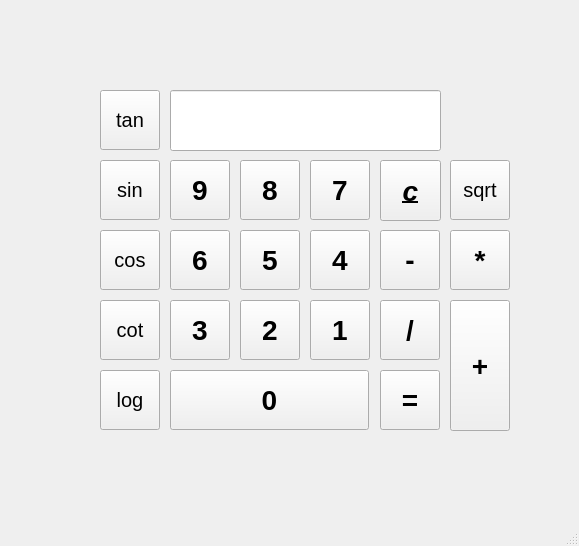
First picture: the form in Assignment17/calcu.ui, repository AmirMohammadHakimiyan/practice, before the edit.
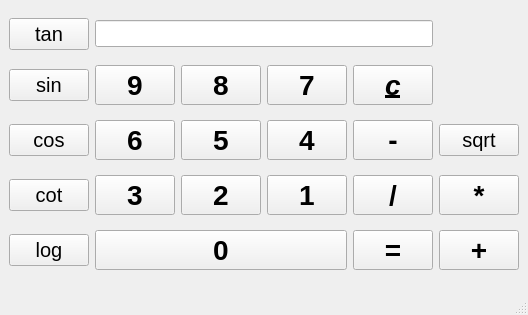
Second picture: the form after the edit.

Diff of the .ui file:
```diff
--- a/Assignment17/calcu.ui
+++ b/Assignment17/calcu.ui
@@ -6,8 +6,8 @@
    <rect>
     <x>0</x>
     <y>0</y>
-    <width>579</width>
-    <height>546</height>
+    <width>498</width>
+    <height>315</height>
    </rect>
   </property>
   <property name="palette">
@@ -57,15 +57,100 @@
    <string>MainWindow</string>
   </property>
   <widget class="QWidget" name="centralwidget">
+   <layout class="QGridLayout" name="gridLayout">
+    <item row="4" column="0">
+     <widget class="QPushButton" name="pulog">
+      <property name="font">
+       <font>
+        <pointsize>15</pointsize>
+        <bold>false</bold>
+       </font>
+      </property>
+      <property name="text">
+       <string>log</string>
+      </property>
+     </widget>
+    </item>
+    <item row="0" column="0">
+     <widget class="QPushButton" name="putan">
+      <property name="font">
+       <font>
+        <pointsize>15</pointsize>
+        <bold>false</bold>
+       </font>
+      </property>
+      <property name="text">
+       <string>tan</string>
+      </property>
+     </widget>
+    </item>
+    <item row="2" column="3">
+     <widget class="QPushButton" name="pu4">
+      <property name="font">
+       <font>
+        <pointsize>21</pointsize>
+        <bold>true</bold>
+       </font>
+      </property>
+      <property name="text">
+       <string>4</string>
+      </property>
+     </widget>
+    </item>
+    <item row="1" column="2">
+     <widget class="QPushButton" name="pu8">
+      <property name="font">
+       <font>
+        <pointsize>21</pointsize>
+        <bold>true</bold>
+       </font>
+      </property>
+      <property name="text">
+       <string>8</string>
+      </property>
+     </widget>
+    </item>
+    <item row="1" column="0">
+     <widget class="QPushButton" name="pusin">
+      <property name="font">
+       <font>
+        <pointsize>15</pointsize>
+        <bold>false</bold>
+       </font>
+      </property>
+      <property name="text">
+       <string>sin</string>
+      </property>
+     </widget>
+    </item>
+    <item row="1" column="1">
+     <widget class="QPushButton" name="pu9">
+      <property name="font">
+       <font>
+        <pointsize>21</pointsize>
+        <bold>true</bold>
+       </font>
+      </property>
+      <property name="text">
+       <string>9</string>
+      </property>
+     </widget>
+    </item>
+    <item row="3" column="1">
+     <widget class="QPushButton" name="pu3">
+      <property name="font">
+       <font>
+        <pointsize>21</pointsize>
+        <bold>true</bold>
+       </font>
+      </property>
+      <property name="text">
+       <string>3</string>
+      </property>
+     </widget>
+    </item>
+    <item row="3" column="3">
    <widget class="QPushButton" name="pu1">
-    <property name="geometry">
-     <rect>
-      <x>310</x>
-      <y>300</y>
-      <width>60</width>
-      <height>60</height>
-     </rect>
-    </property>
     <property name="palette">
      <palette>
       <active>
@@ -116,15 +201,12 @@
      <string>1</string>
     </property>
    </widget>
+    </item>
+    <item row="0" column="1" colspan="4">
+     <widget class="QLineEdit" name="lineEdit"/>
+    </item>
+    <item row="3" column="2">
    <widget class="QPushButton" name="pu2">
-    <property name="geometry">
-     <rect>
-      <x>240</x>
-      <y>300</y>
-      <width>60</width>
-      <height>60</height>
-     </rect>
-    </property>
     <property name="font">
      <font>
       <pointsize>21</pointsize>
@@ -135,53 +217,9 @@
      <string>2</string>
     </property>
    </widget>
-   <widget class="QPushButton" name="pu3">
-    <property name="geometry">
-     <rect>
-      <x>170</x>
-      <y>300</y>
-      <width>60</width>
-      <height>60</height>
-     </rect>
-    </property>
-    <property name="font">
-     <font>
-      <pointsize>21</pointsize>
-      <bold>true</bold>
-     </font>
-    </property>
-    <property name="text">
-     <string>3</string>
-    </property>
-   </widget>
-   <widget class="QPushButton" name="pu4">
-    <property name="geometry">
-     <rect>
-      <x>310</x>
-      <y>230</y>
-      <width>60</width>
-      <height>60</height>
-     </rect>
-    </property>
-    <property name="font">
-     <font>
-      <pointsize>21</pointsize>
-      <bold>true</bold>
-     </font>
-    </property>
-    <property name="text">
-     <string>4</string>
-    </property>
-   </widget>
+    </item>
+    <item row="2" column="2">
    <widget class="QPushButton" name="pu5">
-    <property name="geometry">
-     <rect>
-      <x>240</x>
-      <y>230</y>
-      <width>60</width>
-      <height>60</height>
-     </rect>
-    </property>
     <property name="font">
      <font>
       <pointsize>21</pointsize>
@@ -192,34 +230,9 @@
      <string>5</string>
     </property>
    </widget>
-   <widget class="QPushButton" name="pu6">
-    <property name="geometry">
-     <rect>
-      <x>170</x>
-      <y>230</y>
-      <width>60</width>
-      <height>60</height>
-     </rect>
-    </property>
-    <property name="font">
-     <font>
-      <pointsize>21</pointsize>
-      <bold>true</bold>
-     </font>
-    </property>
-    <property name="text">
-     <string>6</string>
-    </property>
-   </widget>
+    </item>
+    <item row="1" column="3">
    <widget class="QPushButton" name="pu7">
-    <property name="geometry">
-     <rect>
-      <x>310</x>
-      <y>160</y>
-      <width>60</width>
-      <height>60</height>
-     </rect>
-    </property>
     <property name="font">
      <font>
       <pointsize>21</pointsize>
@@ -230,315 +243,9 @@
      <string>7</string>
     </property>
    </widget>
-   <widget class="QPushButton" name="pu8">
-    <property name="geometry">
-     <rect>
-      <x>240</x>
-      <y>160</y>
-      <width>60</width>
-      <height>60</height>
-     </rect>
-    </property>
-    <property name="font">
-     <font>
-      <pointsize>21</pointsize>
-      <bold>true</bold>
-     </font>
-    </property>
-    <property name="text">
-     <string>8</string>
-    </property>
-   </widget>
-   <widget class="QPushButton" name="pu9">
-    <property name="geometry">
-     <rect>
-      <x>170</x>
-      <y>160</y>
-      <width>60</width>
-      <height>60</height>
-     </rect>
-    </property>
-    <property name="font">
-     <font>
-      <pointsize>21</pointsize>
-      <bold>true</bold>
-     </font>
-    </property>
-    <property name="text">
-     <string>9</string>
-    </property>
-   </widget>
-   <widget class="QPushButton" name="pu0">
-    <property name="geometry">
-     <rect>
-      <x>170</x>
-      <y>370</y>
-      <width>199</width>
-      <height>60</height>
-     </rect>
-    </property>
-    <property name="font">
-     <font>
-      <pointsize>21</pointsize>
-      <bold>true</bold>
-     </font>
-    </property>
-    <property name="text">
-     <string>0</string>
-    </property>
-   </widget>
-   <widget class="QPushButton" name="pusum">
-    <property name="geometry">
-     <rect>
-      <x>450</x>
-      <y>300</y>
-      <width>60</width>
-      <height>131</height>
-     </rect>
-    </property>
-    <property name="palette">
-     <palette>
-      <active>
-       <colorrole role="Text">
-        <brush brushstyle="SolidPattern">
-         <color alpha="255">
-          <red>85</red>
-          <green>255</green>
-          <blue>255</blue>
-         </color>
-        </brush>
-       </colorrole>
-      </active>
-      <inactive>
-       <colorrole role="Text">
-        <brush brushstyle="SolidPattern">
-         <color alpha="255">
-          <red>0</red>
-          <green>0</green>
-          <blue>0</blue>
-         </color>
-        </brush>
-       </colorrole>
-      </inactive>
-      <disabled>
-       <colorrole role="Text">
-        <brush brushstyle="SolidPattern">
-         <color alpha="255">
-          <red>120</red>
-          <green>120</green>
-          <blue>120</blue>
-         </color>
-        </brush>
-       </colorrole>
-      </disabled>
-     </palette>
-    </property>
-    <property name="font">
-     <font>
-      <pointsize>21</pointsize>
-      <bold>true</bold>
-     </font>
-    </property>
-    <property name="text">
-     <string>+</string>
-    </property>
-   </widget>
-   <widget class="QPushButton" name="pusin">
-    <property name="geometry">
-     <rect>
-      <x>100</x>
-      <y>160</y>
-      <width>60</width>
-      <height>60</height>
-     </rect>
-    </property>
-    <property name="font">
-     <font>
-      <pointsize>15</pointsize>
-      <bold>false</bold>
-     </font>
-    </property>
-    <property name="text">
-     <string>sin</string>
-    </property>
-   </widget>
-   <widget class="QPushButton" name="pusub">
-    <property name="geometry">
-     <rect>
-      <x>380</x>
-      <y>230</y>
-      <width>60</width>
-      <height>60</height>
-     </rect>
-    </property>
-    <property name="palette">
-     <palette>
-      <active>
-       <colorrole role="Text">
-        <brush brushstyle="SolidPattern">
-         <color alpha="255">
-          <red>85</red>
-          <green>255</green>
-          <blue>255</blue>
-         </color>
-        </brush>
-       </colorrole>
-      </active>
-      <inactive>
-       <colorrole role="Text">
-        <brush brushstyle="SolidPattern">
-         <color alpha="255">
-          <red>0</red>
-          <green>0</green>
-          <blue>0</blue>
-         </color>
-        </brush>
-       </colorrole>
-      </inactive>
-      <disabled>
-       <colorrole role="Text">
-        <brush brushstyle="SolidPattern">
-         <color alpha="255">
-          <red>120</red>
-          <green>120</green>
-          <blue>120</blue>
-         </color>
-        </brush>
-       </colorrole>
-      </disabled>
-     </palette>
-    </property>
-    <property name="font">
-     <font>
-      <pointsize>21</pointsize>
-      <bold>true</bold>
-     </font>
-    </property>
-    <property name="text">
-     <string>-</string>
-    </property>
-   </widget>
-   <widget class="QPushButton" name="pudivi">
-    <property name="geometry">
-     <rect>
-      <x>380</x>
-      <y>300</y>
-      <width>60</width>
-      <height>60</height>
-     </rect>
-    </property>
-    <property name="palette">
-     <palette>
-      <active>
-       <colorrole role="Text">
-        <brush brushstyle="SolidPattern">
-         <color alpha="255">
-          <red>85</red>
-          <green>255</green>
-          <blue>255</blue>
-         </color>
-        </brush>
-       </colorrole>
-      </active>
-      <inactive>
-       <colorrole role="Text">
-        <brush brushstyle="SolidPattern">
-         <color alpha="255">
-          <red>0</red>
-          <green>0</green>
-          <blue>0</blue>
-         </color>
-        </brush>
-       </colorrole>
-      </inactive>
-      <disabled>
-       <colorrole role="Text">
-        <brush brushstyle="SolidPattern">
-         <color alpha="255">
-          <red>120</red>
-          <green>120</green>
-          <blue>120</blue>
-         </color>
-        </brush>
-       </colorrole>
-      </disabled>
-     </palette>
-    </property>
-    <property name="font">
-     <font>
-      <pointsize>21</pointsize>
-      <bold>true</bold>
-     </font>
-    </property>
-    <property name="text">
-     <string>/</string>
-    </property>
-   </widget>
-   <widget class="QPushButton" name="puequal">
-    <property name="geometry">
-     <rect>
-      <x>380</x>
-      <y>370</y>
-      <width>60</width>
-      <height>60</height>
-     </rect>
-    </property>
-    <property name="palette">
-     <palette>
-      <active>
-       <colorrole role="Text">
-        <brush brushstyle="SolidPattern">
-         <color alpha="255">
-          <red>85</red>
-          <green>255</green>
-          <blue>255</blue>
-         </color>
-        </brush>
-       </colorrole>
-      </active>
-      <inactive>
-       <colorrole role="Text">
-        <brush brushstyle="SolidPattern">
-         <color alpha="255">
-          <red>0</red>
-          <green>0</green>
-          <blue>0</blue>
-         </color>
-        </brush>
-       </colorrole>
-      </inactive>
-      <disabled>
-       <colorrole role="Text">
-        <brush brushstyle="SolidPattern">
-         <color alpha="255">
-          <red>120</red>
-          <green>120</green>
-          <blue>120</blue>
-         </color>
-        </brush>
-       </colorrole>
-      </disabled>
-     </palette>
-    </property>
-    <property name="font">
-     <font>
-      <pointsize>21</pointsize>
-      <bold>true</bold>
-     </font>
-    </property>
-    <property name="text">
-     <string>=</string>
-    </property>
-   </widget>
+    </item>
+    <item row="2" column="0">
    <widget class="QPushButton" name="pucos">
-    <property name="geometry">
-     <rect>
-      <x>100</x>
-      <y>230</y>
-      <width>60</width>
-      <height>60</height>
-     </rect>
-    </property>
     <property name="font">
      <font>
       <pointsize>15</pointsize>
@@ -549,15 +256,9 @@
      <string>cos</string>
     </property>
    </widget>
+    </item>
+    <item row="3" column="0">
    <widget class="QPushButton" name="pucot">
-    <property name="geometry">
-     <rect>
-      <x>100</x>
-      <y>300</y>
-      <width>60</width>
-      <height>60</height>
-     </rect>
-    </property>
     <property name="font">
      <font>
       <pointsize>15</pointsize>
@@ -568,63 +269,85 @@
      <string>cot</string>
     </property>
    </widget>
-   <widget class="QPushButton" name="pulog">
-    <property name="geometry">
-     <rect>
-      <x>100</x>
-      <y>370</y>
-      <width>60</width>
-      <height>60</height>
-     </rect>
-    </property>
+    </item>
+    <item row="4" column="1" colspan="3">
+     <widget class="QPushButton" name="pu0">
+      <property name="font">
+       <font>
+        <pointsize>21</pointsize>
+        <bold>true</bold>
+       </font>
+      </property>
+      <property name="text">
+       <string>0</string>
+      </property>
+     </widget>
+    </item>
+    <item row="2" column="1">
+     <widget class="QPushButton" name="pu6">
     <property name="font">
      <font>
-      <pointsize>15</pointsize>
-      <bold>false</bold>
+        <pointsize>21</pointsize>
+        <bold>true</bold>
      </font>
     </property>
     <property name="text">
-     <string>log</string>
-    </property>
-   </widget>
-   <widget class="QPushButton" name="pusqrt">
-    <property name="geometry">
-     <rect>
-      <x>450</x>
-      <y>160</y>
-      <width>60</width>
-      <height>60</height>
-     </rect>
+       <string>6</string>
+      </property>
+     </widget>
+    </item>
+    <item row="3" column="4">
+     <widget class="QPushButton" name="pudivi">
+      <property name="palette">
+       <palette>
+        <active>
+         <colorrole role="Text">
+          <brush brushstyle="SolidPattern">
+           <color alpha="255">
+            <red>85</red>
+            <green>255</green>
+            <blue>255</blue>
+           </color>
+          </brush>
+         </colorrole>
+        </active>
+        <inactive>
+         <colorrole role="Text">
+          <brush brushstyle="SolidPattern">
+           <color alpha="255">
+            <red>0</red>
+            <green>0</green>
+            <blue>0</blue>
+           </color>
+          </brush>
+         </colorrole>
+        </inactive>
+        <disabled>
+         <colorrole role="Text">
+          <brush brushstyle="SolidPattern">
+           <color alpha="255">
+            <red>120</red>
+            <green>120</green>
+            <blue>120</blue>
+           </color>
+          </brush>
+         </colorrole>
+        </disabled>
+       </palette>
     </property>
     <property name="font">
      <font>
-      <pointsize>15</pointsize>
-      <bold>false</bold>
+        <pointsize>21</pointsize>
+        <bold>true</bold>
      </font>
     </property>
     <property name="text">
-     <string>sqrt</string>
-    </property>
-   </widget>
-   <widget class="QLineEdit" name="lineEdit">
-    <property name="geometry">
-     <rect>
-      <x>170</x>
-      <y>90</y>
-      <width>271</width>
-      <height>61</height>
-     </rect>
-    </property>
-   </widget>
+       <string>/</string>
+      </property>
+     </widget>
+    </item>
+    <item row="1" column="4">
    <widget class="QPushButton" name="puc">
-    <property name="geometry">
-     <rect>
-      <x>380</x>
-      <y>160</y>
-      <width>61</width>
-      <height>61</height>
-     </rect>
-    </property>
     <property name="font">
      <font>
       <pointsize>21</pointsize>
@@ -639,15 +362,159 @@
      <string>c</string>
     </property>
    </widget>
+    </item>
+    <item row="4" column="4">
+     <widget class="QPushButton" name="puequal">
+      <property name="palette">
+       <palette>
+        <active>
+         <colorrole role="Text">
+          <brush brushstyle="SolidPattern">
+           <color alpha="255">
+            <red>85</red>
+            <green>255</green>
+            <blue>255</blue>
+           </color>
+          </brush>
+         </colorrole>
+        </active>
+        <inactive>
+         <colorrole role="Text">
+          <brush brushstyle="SolidPattern">
+           <color alpha="255">
+            <red>0</red>
+            <green>0</green>
+            <blue>0</blue>
+           </color>
+          </brush>
+         </colorrole>
+        </inactive>
+        <disabled>
+         <colorrole role="Text">
+          <brush brushstyle="SolidPattern">
+           <color alpha="255">
+            <red>120</red>
+            <green>120</green>
+            <blue>120</blue>
+           </color>
+          </brush>
+         </colorrole>
+        </disabled>
+       </palette>
+      </property>
+      <property name="font">
+       <font>
+        <pointsize>21</pointsize>
+        <bold>true</bold>
+       </font>
+      </property>
+      <property name="text">
+       <string>=</string>
+      </property>
+     </widget>
+    </item>
+    <item row="2" column="4">
+     <widget class="QPushButton" name="pusub">
+      <property name="palette">
+       <palette>
+        <active>
+         <colorrole role="Text">
+          <brush brushstyle="SolidPattern">
+           <color alpha="255">
+            <red>85</red>
+            <green>255</green>
+            <blue>255</blue>
+           </color>
+          </brush>
+         </colorrole>
+        </active>
+        <inactive>
+         <colorrole role="Text">
+          <brush brushstyle="SolidPattern">
+           <color alpha="255">
+            <red>0</red>
+            <green>0</green>
+            <blue>0</blue>
+           </color>
+          </brush>
+         </colorrole>
+        </inactive>
+        <disabled>
+         <colorrole role="Text">
+          <brush brushstyle="SolidPattern">
+           <color alpha="255">
+            <red>120</red>
+            <green>120</green>
+            <blue>120</blue>
+           </color>
+          </brush>
+         </colorrole>
+        </disabled>
+       </palette>
+      </property>
+      <property name="font">
+       <font>
+        <pointsize>21</pointsize>
+        <bold>true</bold>
+       </font>
+      </property>
+      <property name="text">
+       <string>-</string>
+      </property>
+     </widget>
+    </item>
+    <item row="4" column="5">
+     <widget class="QPushButton" name="pusum">
+      <property name="palette">
+       <palette>
+        <active>
+         <colorrole role="Text">
+          <brush brushstyle="SolidPattern">
+           <color alpha="255">
+            <red>85</red>
+            <green>255</green>
+            <blue>255</blue>
+           </color>
+          </brush>
+         </colorrole>
+        </active>
+        <inactive>
+         <colorrole role="Text">
+          <brush brushstyle="SolidPattern">
+           <color alpha="255">
+            <red>0</red>
+            <green>0</green>
+            <blue>0</blue>
+           </color>
+          </brush>
+         </colorrole>
+        </inactive>
+        <disabled>
+         <colorrole role="Text">
+          <brush brushstyle="SolidPattern">
+           <color alpha="255">
+            <red>120</red>
+            <green>120</green>
+            <blue>120</blue>
+           </color>
+          </brush>
+         </colorrole>
+        </disabled>
+       </palette>
+      </property>
+      <property name="font">
+       <font>
+        <pointsize>21</pointsize>
+        <bold>true</bold>
+       </font>
+      </property>
+      <property name="text">
+       <string>+</string>
+      </property>
+     </widget>
+    </item>
+    <item row="3" column="5">
    <widget class="QPushButton" name="pumulti">
-    <property name="geometry">
-     <rect>
-      <x>450</x>
-      <y>230</y>
-      <width>60</width>
-      <height>60</height>
-     </rect>
-    </property>
     <property name="palette">
      <palette>
       <active>
@@ -695,15 +562,9 @@
      <string>*</string>
     </property>
    </widget>
-   <widget class="QPushButton" name="putan">
-    <property name="geometry">
-     <rect>
-      <x>100</x>
-      <y>90</y>
-      <width>60</width>
-      <height>60</height>
-     </rect>
-    </property>
+    </item>
+    <item row="2" column="5">
+     <widget class="QPushButton" name="pusqrt">
     <property name="font">
      <font>
       <pointsize>15</pointsize>
@@ -711,9 +572,11 @@
      </font>
     </property>
     <property name="text">
-     <string>tan</string>
-    </property>
-   </widget>
+       <string>sqrt</string>
+      </property>
+     </widget>
+    </item>
+   </layout>
   </widget>
   <widget class="QMenuBar" name="menubar">
    <property name="geometry">
```
Left out of the diff: 2 changed lines with no effect on the pictures. Lines whose indentation alone changed are shown as unchanged.
